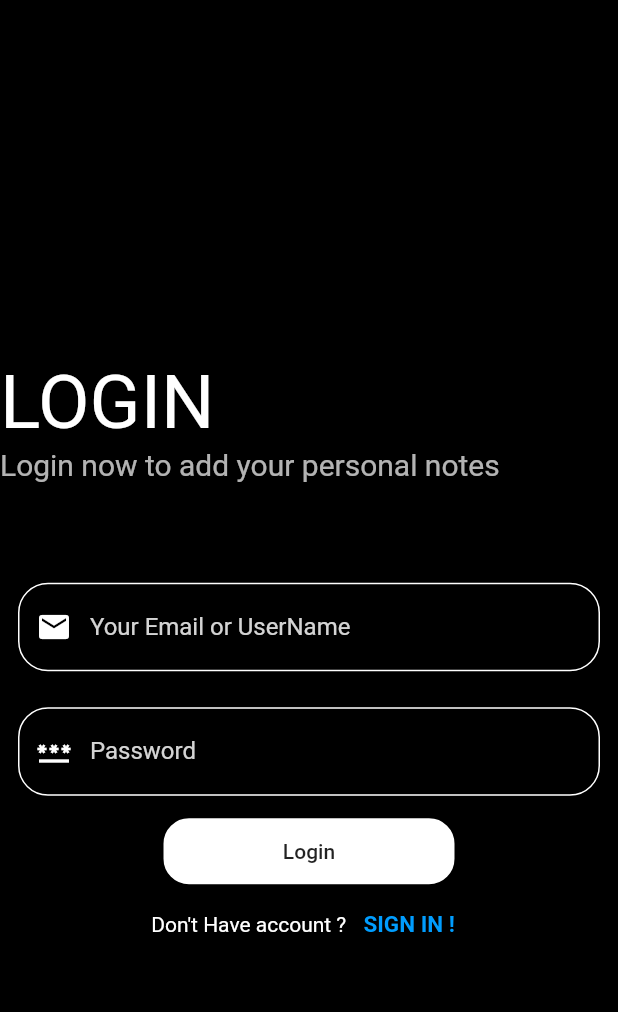
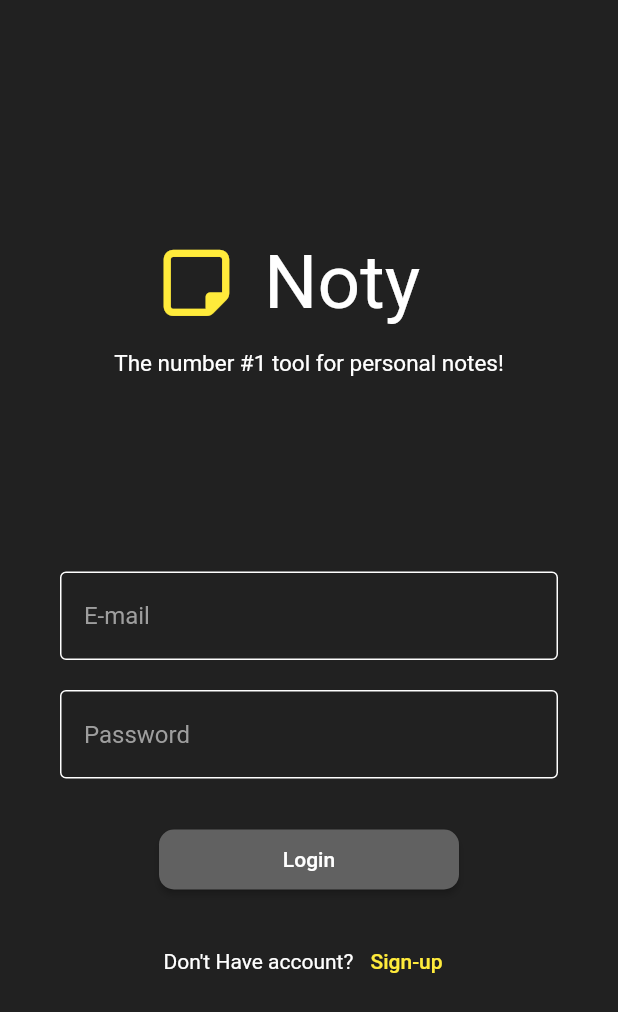
Before and after one commit to Nizar-Sweiss/Self-study-Lab, a Flutter app: the screen it shows after launch, on a phone screen of 412 x 824 dp. Shown: the top 1012 px of the screen. Run offline on Flutter 3.47's test engine with Material 2 defaults, Android fonts, the phone set to English and light mode, and no system bars; our stand-ins replace cloud_firestore, firebase_auth, firebase_core, font_awesome_flutter, google_nav_bar; accounts and stored records are empty.

```diff
--- a/main/lib/Screens/login_screen.dart
+++ b/main/lib/Screens/login_screen.dart
@@ -1,6 +1,6 @@
-import 'package:firebase_auth/firebase_auth.dart';
 import 'package:flutter/material.dart';
-import 'package:main/utility/random_color.dart';
+import 'package:font_awesome_flutter/font_awesome_flutter.dart';
+import 'package:main/utility/utility.dart';
 
 class LoginScreen extends StatefulWidget {
   const LoginScreen({super.key});
@@ -16,125 +16,134 @@ class _LoginScreenState extends State<LoginScreen> {
   @override
   Widget build(BuildContext context) {
     return Scaffold(
-      backgroundColor: Colors.black,
-      appBar: AppBar(
-        elevation: 0,
-        backgroundColor: Colors.black,
-        shadowColor: Colors.white,
-        centerTitle: true,
-      ),
+      backgroundColor: Colors.grey.shade900,
       body: SafeArea(
         child: Column(
           mainAxisAlignment: MainAxisAlignment.center,
+          crossAxisAlignment: CrossAxisAlignment.center,
           children: [
-            Container(
-              alignment: Alignment.topLeft,
-              child: Text(
-                "LOGIN",
-                style: TextStyle(color: Colors.white, fontSize: 50),
+            SizedBox(
+              width: 200,
+              child: Row(
+                children: const [
+                  Icon(
+                    FontAwesomeIcons.noteSticky,
+                    color: Colors.yellow,
+                    size: 50,
+                  ),
+                  SizedBox(width: 20),
+                  Text(
+                    "Noty",
+                    style: TextStyle(
+                      color: Colors.white,
+                      fontSize: 50,
                     ),
                   ),
-            Container(
-              alignment: Alignment.topLeft,
-              child: Text(
-                "Login now to add your personal notes ",
-                style: TextStyle(color: Colors.white70, fontSize: 20),
+                ],
               ),
             ),
-            SizedBox(
-              height: 55,
-            ),
-            Padding(
-              padding: const EdgeInsets.all(12.0),
-              child: TextFormField(
-                  controller: emailController,
-                  style: TextStyle(color: Color.fromARGB(255, 255, 255, 255)),
-                  decoration: InputDecoration(
-                      enabledBorder: OutlineInputBorder(
-                        borderRadius: BorderRadius.all(Radius.circular(20.0)),
-                        borderSide: BorderSide(
-                            width: 1,
-                            color: Color.fromARGB(255, 255, 255, 255)),
-                      ),
-                      labelText: "Your Email or UserName ",
-                      labelStyle:
-                          TextStyle(color: Color.fromARGB(212, 255, 255, 255)),
-                      border: OutlineInputBorder(),
-                      prefixIcon: Icon(
-                        Icons.email,
-                        color: Color.fromARGB(255, 255, 255, 255),
-                      ))),
-            ),
-            Padding(
-              padding: const EdgeInsets.all(12.0),
-              child: TextFormField(
-                  controller: passwordController,
-                  style: TextStyle(color: Color.fromARGB(255, 255, 255, 255)),
-                  decoration: InputDecoration(
-                      enabledBorder: OutlineInputBorder(
-                        borderRadius: BorderRadius.all(Radius.circular(20.0)),
-                        borderSide: BorderSide(
-                            width: 1,
-                            color: Color.fromARGB(255, 255, 255, 255)),
-                      ),
-                      labelText: "Password",
-                      labelStyle:
-                          TextStyle(color: Color.fromARGB(212, 255, 255, 255)),
-                      border: OutlineInputBorder(),
-                      prefixIcon: Icon(
-                        Icons.password,
-                        color: Color.fromARGB(255, 255, 255, 255),
-                      ))),
-            ),
-            Container(
-              width: 200,
-              height: 50,
-              decoration: BoxDecoration(
+            const SizedBox(height: 15),
+            const Text(
+              "The number #1 tool for personal notes!",
+              style: TextStyle(
                 color: Colors.white,
-                border: Border.all(width: 3.0),
-                borderRadius: BorderRadius.all(Radius.circular(
-                        20.0) //                 <--- border radius here
+                fontSize: 15,
               ),
             ),
-              child: MaterialButton(
+            const SizedBox(height: 100),
+            Padding(
+              padding: const EdgeInsets.symmetric(horizontal: 40, vertical: 30),
+              child: Column(
+                children: [
+                  TextFormField(
+                    controller: emailController,
+                    style: const TextStyle(
+                      color: Colors.white,
+                    ),
+                    decoration: const InputDecoration(
+                      focusedBorder: OutlineInputBorder(
+                        borderSide: BorderSide(color: Colors.yellow),
+                      ),
+                      enabledBorder: OutlineInputBorder(
+                        borderSide: BorderSide(color: Colors.white),
+                      ),
+                      hintText: " E-mail",
+                      hintStyle: TextStyle(
+                        color: Colors.grey,
+                      ),
+                      border: OutlineInputBorder(),
+                    ),
+                  ),
+                  const SizedBox(height: 20),
+                  TextFormField(
+                    controller: passwordController,
+                    style: const TextStyle(
+                      color: Colors.white,
+                    ),
+                    decoration: const InputDecoration(
+                      focusedBorder: OutlineInputBorder(
+                        borderSide: BorderSide(color: Colors.yellow),
+                      ),
+                      enabledBorder: OutlineInputBorder(
+                        borderSide: BorderSide(color: Colors.white),
+                      ),
+                      hintText: " Password",
+                      hintStyle: TextStyle(
+                        color: Colors.grey,
+                      ),
+                      border: OutlineInputBorder(),
+                    ),
+                  ),
+                ],
+              ),
+            ),
+            ElevatedButton(
+              style: ElevatedButton.styleFrom(
+                backgroundColor: Colors.grey.shade700,
+                fixedSize: const Size(200, 40),
+                shape: RoundedRectangleBorder(
+                  borderRadius: BorderRadius.circular(10),
+                ),
+              ),
               onPressed: () async {
                 try {
-                    var authenticationobject = FirebaseAuth.instance;
-                    await authenticationobject.signInWithEmailAndPassword(
+                  auth.signInWithEmailAndPassword(
                     email: emailController.text,
-                        password: passwordController.text);
-                    // ScaffoldMessenger.of(context).showSnackBar(
-                    //     SnackBar(content: Text("Login successfully")));
-                    //Navigator.popAndPushNamed(context, "Store");
-                  } catch (e) {
-                    ScaffoldMessenger.of(context).showSnackBar(SnackBar(
-                        backgroundColor: Color.fromARGB(255, 144, 2, 30),
+                    password: passwordController.text,
+                  );
+                } catch (error) {
+                  ScaffoldMessenger.of(context).showSnackBar(
+                    const SnackBar(
                       content: Text(
-                            "Something Went Wrong Check Your Email And Password")));
+                        "Something went wrong...",
+                      ),
+                    ),
+                  );
                 }
               },
-                child: Text(
+              child: const Text(
                 "Login",
               ),
             ),
-            ),
+            const SizedBox(height: 20),
             Row(
               mainAxisAlignment: MainAxisAlignment.center,
               children: [
-                Text(
-                  "Don\'t Have account ? ",
-                  style: TextStyle(color: Colors.white),
+                const Text(
+                  "Don't Have account? ",
+                  style: TextStyle(
+                    color: Colors.white,
+                  ),
                 ),
                 TextButton(
                   onPressed: () {
-                    Navigator.pushNamed(context, "SignIn");
+                    Navigator.pushNamed(context, "SignUp");
                   },
-                  child: Text(
-                    "SIGN IN !",
+                  child: const Text(
+                    "Sign-up",
                     style: TextStyle(
-                        color: Color.fromARGB(255, 0, 157, 255),
-                        fontSize: 15,
-                        fontWeight: FontWeight.bold),
+                      color: Colors.yellow,
+                    ),
                   ),
                 )
               ],
--- a/main/lib/Screens/screens.dart
+++ b/main/lib/Screens/screens.dart
@@ -1,3 +1,3 @@
 export 'package:main/Screens/login_screen.dart';
-export 'package:main/Screens/signin_screen.dart';
+export 'package:main/Screens/signup_screen.dart';
 export 'package:main/Screens/home_screen.dart';
--- a/main/lib/main.dart
+++ b/main/lib/main.dart
@@ -26,12 +26,16 @@ class MyApp extends StatelessWidget {
         final user = snapshot.data;
         return MaterialApp(
           routes: {
-            "SignIn": (context) => SinginScreen(),
-            "Store": (context) => HomeScreen()
+            "SignUp": (context) => const SignUpScreen(),
+            "Store": (context) => const HomeScreen()
           },
           debugShowCheckedModeBanner: false,
           home: snapshot.connectionState != ConnectionState.active
-              ? const Center(child: CircularProgressIndicator())
+              ? Center(
+                  child: CircularProgressIndicator(
+                    backgroundColor: Colors.grey.shade900,
+                  ),
+                )
               : user != null
                   ? const HomeScreen()
                   : const LoginScreen(),
```
Also changed, not shown: main/lib/Screens/signin_screen.dart (deleted, +0 -134 lines), main/lib/Screens/signup_screen.dart (added, +140 -0 lines). Lines whose indentation alone changed are shown as unchanged.
